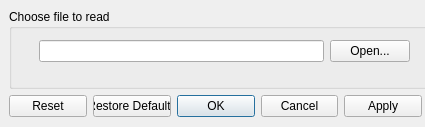
Above: src/Interface/Modules/DataIO/ReadMatrix.ui from SCIInstitute/SCIRun before the change. Below: the same form after it.
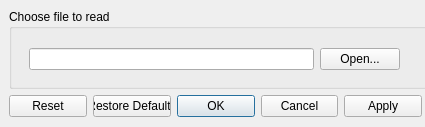
That is the form after the change.

Commit message: Minimum size for filename. Closes #85.

Patch:
```diff
--- a/src/Interface/Modules/DataIO/ReadMatrix.ui
+++ b/src/Interface/Modules/DataIO/ReadMatrix.ui
@@ -59,15 +59,21 @@
    <widget class="QWidget" name="layoutWidget">
     <property name="geometry">
      <rect>
-      <x>30</x>
+      <x>20</x>
       <y>30</y>
       <width>371</width>
-      <height>25</height>
+      <height>41</height>
      </rect>
     </property>
     <layout class="QHBoxLayout" name="horizontalLayout">
      <item>
       <widget class="QLineEdit" name="fileNameLineEdit_">
+       <property name="minimumSize">
+        <size>
+         <width>0</width>
+         <height>22</height>
+        </size>
+       </property>
        <property name="dragEnabled">
         <bool>false</bool>
        </property>
```
The commit also changes 1 other file.
